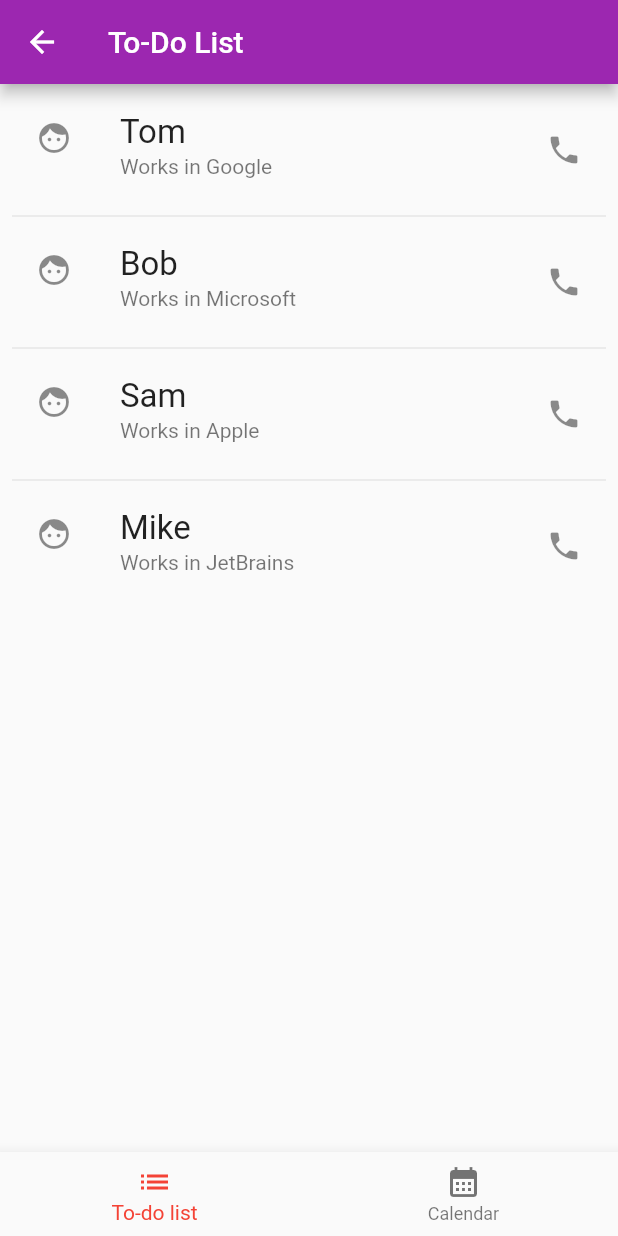
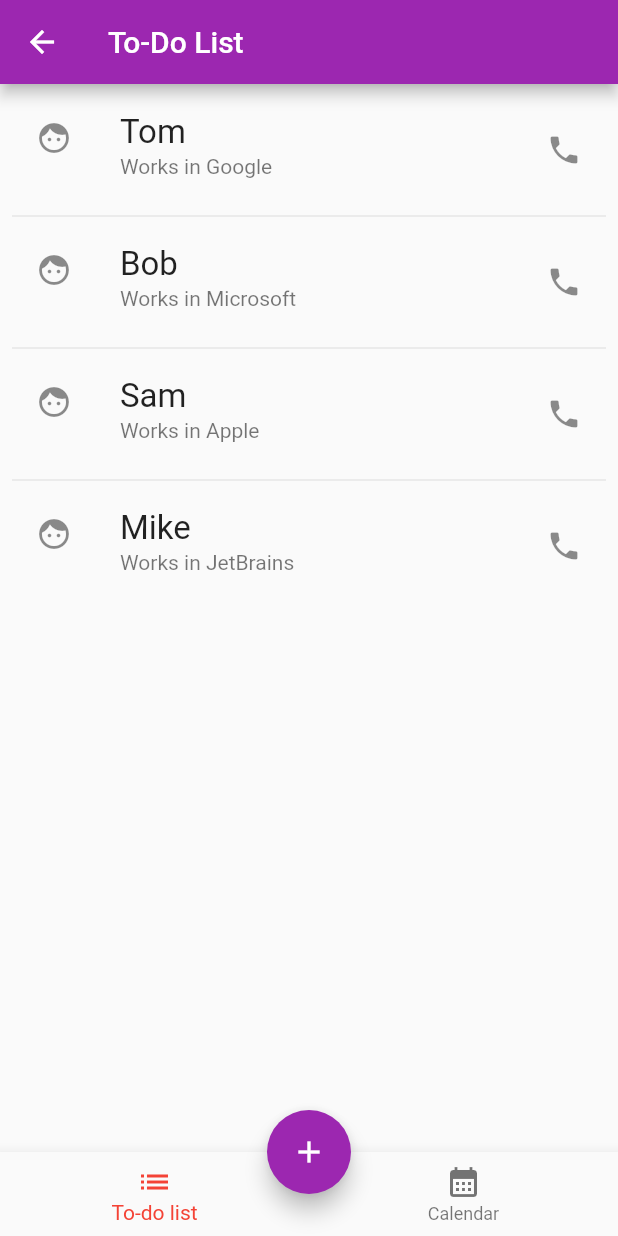
Before and after one commit to AntonPrNone/NoClownApp, a Flutter app: the SecondScreen screen opened by its route, on a phone screen of 412 x 824 dp. Run offline on Flutter 3.47's test engine with Material 2 defaults, Android fonts, the phone set to English and light mode, and no system bars.

Commit message:
Calendar, floatingActionButton

```diff
--- a/flutter_application_1/lib/main.dart
+++ b/flutter_application_1/lib/main.dart
@@ -9,7 +9,9 @@ class MyApp extends StatelessWidget {
   @override
   Widget build(BuildContext context) {
     return MaterialApp(
-      theme: ThemeData(primarySwatch: Colors.purple),
+      theme: ThemeData(
+        primarySwatch: Colors.purple,
+      ),
       initialRoute: '/',
       routes: {
         '/': (BuildContext context) => HomeScreen(),
@@ -19,6 +21,7 @@ class MyApp extends StatelessWidget {
   }
 }
 
+//ignore: must_be_immutable
 class HomeScreen extends StatelessWidget {
   final _sizeTextBlack = const TextStyle(fontSize: 20.0, color: Colors.black);
   final _sizeTextWhite = const TextStyle(fontSize: 20.0, color: Colors.white);
--- a/flutter_application_1/lib/secondScreen.dart
+++ b/flutter_application_1/lib/secondScreen.dart
@@ -1,7 +1,6 @@
 // ignore_for_file: prefer_const_constructors, use_key_in_widget_constructors, file_names
 
 import 'package:flutter/material.dart';
-import 'package:table_calendar/table_calendar.dart';
 
 final List<String> users = ["Tom", "Bob", "Sam", "Mike"];
 final List<String> companies = ["Google", "Microsoft", "Apple", "JetBrains"];
@@ -17,7 +16,11 @@ class _SecondScreenState extends State<SecondScreen> {
   @override
   Widget build(BuildContext context) {
     Widget calendarPage(BuildContext context) {
-      return ListView();
+      return CalendarDatePicker(
+          initialDate: DateTime.now(),
+          firstDate: DateTime(2000),
+          lastDate: DateTime(2050, 12, 31),
+          onDateChanged: (DateTime value) {});
     }
 
     Widget dealPage(BuildContext context) {
@@ -41,6 +44,11 @@ class _SecondScreenState extends State<SecondScreen> {
     return Scaffold(
       body: list.elementAt(index),
       appBar: AppBar(title: Text("To-Do List")),
+      floatingActionButton: FloatingActionButton(
+        child: Icon(Icons.add),
+        onPressed: () {},
+      ),
+      floatingActionButtonLocation: FloatingActionButtonLocation.centerDocked,
       bottomNavigationBar: BottomNavigationBar(
         onTap: (value) {
           setState(() {
```
Also changed, not shown: flutter_application_1/lib/WidgetCalendarPage.dart (+11 -0 lines), flutter_application_1/pubspec.lock, 1 other file.
